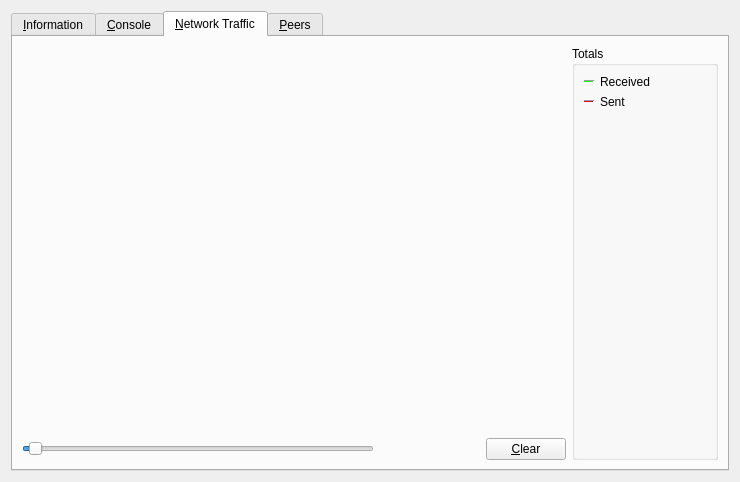
multicoins/marycoin, file src/qt/forms/debugwindow.ui: the form before one commit.
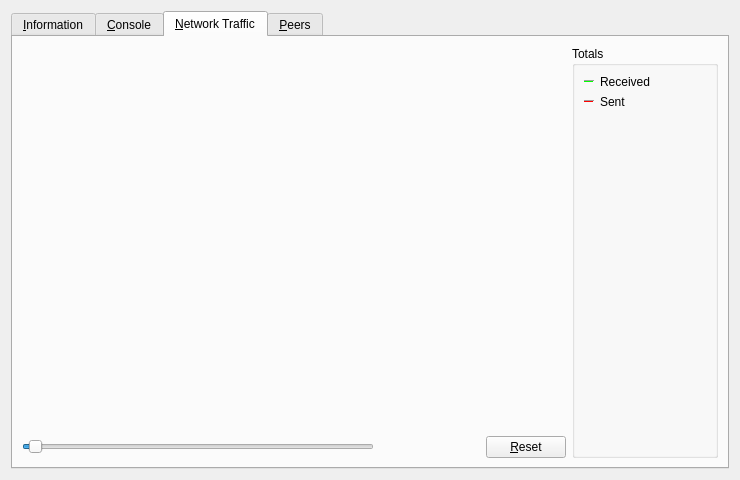
The form after the commit. The open tabs and pages were chosen to show the change. Icons and pictures are not drawn. Custom widgets are drawn as their Qt base class.

What changed in the file:
```diff
--- a/src/qt/forms/debugwindow.ui
+++ b/src/qt/forms/debugwindow.ui
@@ -7,7 +7,7 @@
     <x>0</x>
     <y>0</y>
     <width>740</width>
-    <height>482</height>
+    <height>430</height>
    </rect>
   </property>
   <property name="windowTitle">
@@ -645,7 +645,7 @@
            <item>
             <widget class="QPushButton" name="btnClearTrafficGraph">
              <property name="text">
-              <string>&amp;Clear</string>
+              <string>&amp;Reset</string>
              </property>
              <property name="autoDefault">
               <bool>false</bool>
```
Left out of the diff: 6 changed lines with no effect on the pictures. Lines whose indentation alone changed are shown as unchanged.
